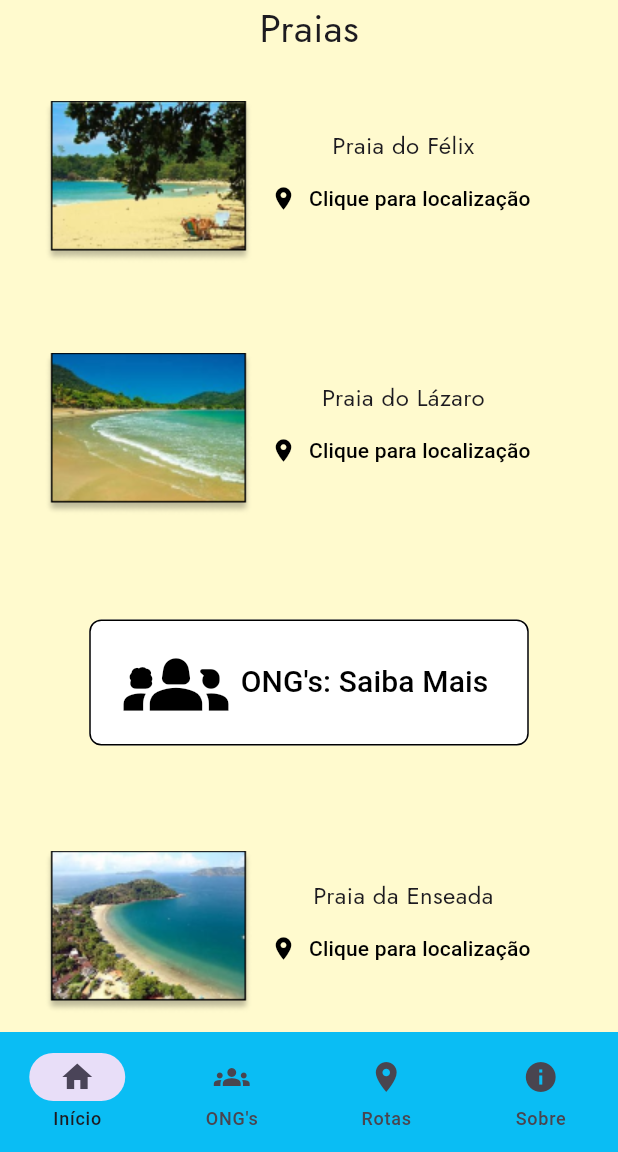
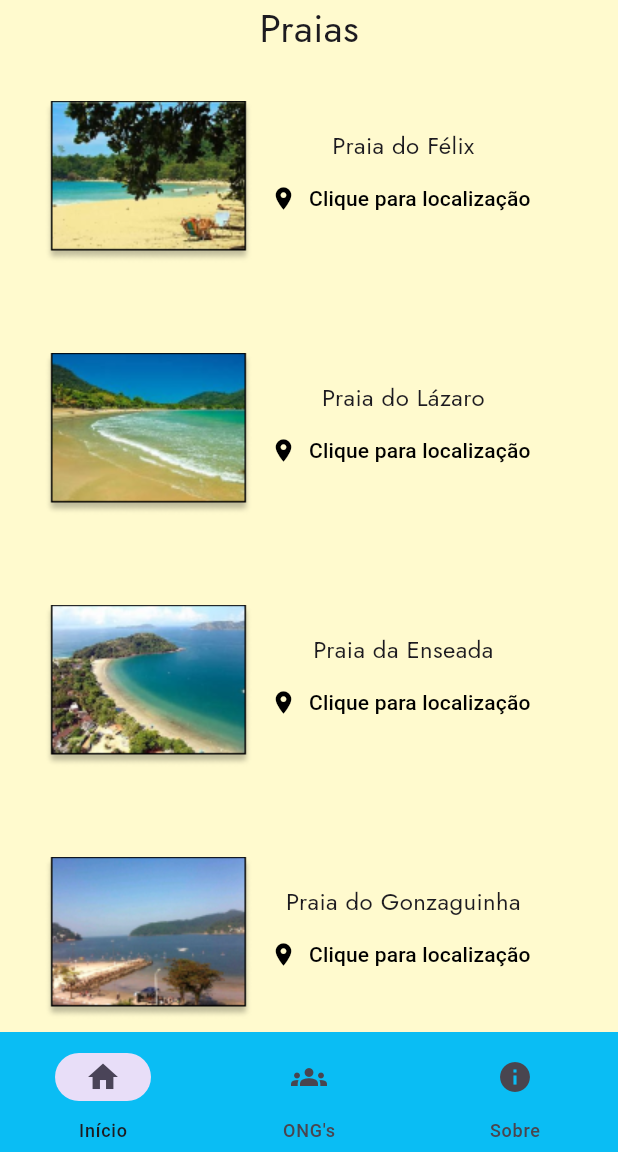
Before and after one commit to Caetano-Ventura-Coutinho/Cleany-Beaches, a Flutter app: the screen it shows after launch, on a phone screen of 412 x 824 dp, the part 84-1236 px from its top. Run offline on Flutter 3.47's test engine with Material 3 defaults, Android fonts, the phone set to English and light mode, and no system bars; our stand-ins replace google_fonts; missing offline and left inert: dart:js_interop; Roboto replaces fonts that are missing (Homenaje).

Commit message:
Adicionando novas paginas e alteracoes

```diff
--- /dev/null
+++ b/lib/Municipio.dart
@@ -0,0 +1,15 @@
+import 'package:cleany_beaches/Regiao.dart';
+
+class Municipio
+{
+  final int Id;
+  final String Nome;
+  final int QtdPraia;
+  final Regiao regiao;
+
+  const Municipio(this.Id, this.Nome, this.QtdPraia, this.regiao);
+}
+
+const Municipios = [
+  ['', 0, ''],
+];
--- /dev/null
+++ b/lib/Praia.dart
@@ -0,0 +1,13 @@
+class Praia
+{
+  final int Id;
+  final String Nome;
+  final String Img;
+  final bool Condicao;
+  final String Rota;
+  final String LinkMaps;
+
+
+  const Praia(this.Id, this.Nome, this.Img, this.Condicao, this.Rota, this.LinkMaps);
+
+}
--- /dev/null
+++ b/lib/Regiao.dart
@@ -0,0 +1,8 @@
+class Regiao
+{
+  final int Id;
+  final String Nome;
+  final int QtdMun;
+
+  const Regiao(this.Id, this.Nome, this.QtdMun);
+}
--- a/lib/main.dart
+++ b/lib/main.dart
@@ -1,22 +1,41 @@
+import 'dart:io';
+import 'dart:js_interop';
+
 import 'package:cleany_beaches/routes.dart';
 import 'package:flutter/material.dart';
 import 'package:flutter/widgets.dart';
 import 'package:google_fonts/google_fonts.dart';
+import 'package:cleany_beaches/Praia.dart';
+import 'package:cleany_beaches/praias.dart';
+import 'package:cleany_beaches/ongsPags.dart';
+import 'package:cleany_beaches/sobre.dart';
 
 void main() {
-  runApp(const MaterialApp (title: "Cleany Beaches",
+  runApp(const MaterialApp (
+    title: "Cleany Beaches",
+    debugShowCheckedModeBanner: false,
   home: MainApp(),));
 }
 
-class MainApp extends StatelessWidget {
+class MainApp extends StatefulWidget {
   const MainApp({super.key});
 
+
+  @override
+  MainAPP createState() => MainAPP();
+}
+
+  int pag = 0;
+  int cont = 0;
+
+class MainAPP extends State<MainApp> {
   @override
   Widget build(BuildContext context) {
+
     return MaterialApp(
-        theme: ThemeData(
-            scaffoldBackgroundColor: const Color.fromARGB(255, 255, 250, 206)),
+      debugShowCheckedModeBanner: false,
         home: Scaffold(
+          backgroundColor: const Color.fromARGB(255, 255, 250, 206),
 
           //AppBar
           appBar: AppBar(
@@ -25,127 +44,49 @@
             titleTextStyle: GoogleFonts.homenaje(fontSize: 32),
           ),
 
-          //NavigationBar
-          bottomNavigationBar: NavigationBar(
+          bottomNavigationBar: NavigationBarTheme(
+          data: const NavigationBarThemeData(
+            backgroundColor:  Color.fromARGB(255, 0, 186, 243),),
+          child: NavigationBar(
+              selectedIndex: pag,
             surfaceTintColor: const Color.fromARGB(255, 133, 226, 255),
-            destinations: const [
-              NavigationDestination(icon: Icon(Icons.home), label: 'Início'),
-              NavigationDestination(icon: Icon(Icons.groups), label: "ONG's"),
-              NavigationDestination(icon: Icon(Icons.location_on), label: 'Rotas'),
-              NavigationDestination(icon: Icon(Icons.info), label: 'Sobre')
+            destinations: <Widget>[
+              _Navegar(0, 'Início', const Icon(Icons.home)),
+              _Navegar(1, 'ONG\'s', const Icon(Icons.groups)),
+              _Navegar(2, 'Sobre', const Icon(Icons.info))
             ],
-            backgroundColor: const Color.fromARGB(255, 0, 186, 243),
           ),
+        ),
+        body: IndexedStack(
+          index: pag,
+          children: const <Widget>[
+            PraiasPag(),
+            ongsPag(),
+            Sobre(),
+          ],
+        ),
+      ),
 
-          //Body
-          body: Center(
-            child: Column(
-              children: <Widget>[
-                Text(
-                  'Praias',
-                  style: GoogleFonts.getFont("Jost", fontSize: 26),
-                ),
+        )
 
-                //Praia do Félix
-                Container(
-                  margin: const EdgeInsets.all(30),
-                  child: Row(
-                    children: <Widget>[
-                      Image.asset('img/imgPraiaF.png'),
-                      Column(
-                        children: <Widget>[
-                          Text(
-                            'Praia do Félix',
-                            style: GoogleFonts.getFont("Jost", fontSize: 16),
-                          ),
-                          TextButton.icon(
-                              style: TextButton.styleFrom(
-                                foregroundColor: Colors.black,
-                              ),
-                              onPressed: () {Navigator.push(context, MaterialPageRoute(builder: (context) => const Routes(),));},
-                              icon: const Icon(Icons.location_on),
-                              label: const Text('Clique para localização')),
-                        ],
-                      )
-                    ],
-                  ),
-                ),
+          ;
+        }
 
-                //Praia do Lázaro
-                Container(
-                  margin: const EdgeInsets.all(30),
-                  child: Row(
-                    children: <Widget>[
-                      Image.asset('img/imgPraiaL.png'),
-                      Column(
-                        children: <Widget>[
-                          Text(
-                            'Praia do Lázaro',
-                            style: GoogleFonts.getFont("Jost", fontSize: 16),
-                          ),
-                          TextButton.icon(
-                              style: TextButton.styleFrom(
-                                foregroundColor: Colors.black,
-                              ),
-                              onPressed: () {Navigator.push(context, MaterialPageRoute(builder: (context) => const Routes(),));},
-                              icon: const Icon(Icons.location_on),
-                              label: const Text('Clique para localização')),
-                        ],
-                      )
-                    ],
-                  ),
-                ),
+      Widget _Navegar(int pagi, String vlabel,  Widget icone){
+        return NavigationDestination(
+                  icon: _botao(pagi, icone),
+                  label: vlabel,
+              );
+      }
 
-                //Botão ONG
-                Container(
-                  margin: const EdgeInsets.all(40),
-                  child: SizedBox(
-                    width: 293,
-                    height: 84,
-                    child: TextButton.icon(
-                        onPressed: () {},
-                        icon: const Icon(Icons.groups_2, size: 70),
-                        label: const Text("ONG's: Saiba Mais",
-                            style: TextStyle(fontSize: 20,),
-                            softWrap: true
-                            ),
-                        style: TextButton.styleFrom(
-                            foregroundColor: Colors.black,
-                            backgroundColor: Colors.white,
-                            shape: const RoundedRectangleBorder(
-                                borderRadius:
-                                    BorderRadius.all(Radius.circular(8))),
-                            side: const BorderSide(color: Colors.black))),
-                  ),
-                ),
-
-                //Praia da Enseada
-                Container(
-                  margin: const EdgeInsets.all(30),
-                  child: Row(
-                    children: <Widget>[
-                      Image.asset('img/imgPraiaE.png'),
-                      Column(
-                        children: <Widget>[
-                          Text(
-                            'Praia da Enseada',
-                            style: GoogleFonts.getFont("Jost", fontSize: 16),
-                          ),
-                          TextButton.icon(
-                              style: TextButton.styleFrom(
-                                foregroundColor: Colors.black,
-                              ),
-                              onPressed: () {Navigator.push(context, MaterialPageRoute(builder: (context) => const Routes(),));},
-                              icon: const Icon(Icons.location_on),
-                              label: const Text('Clique para localização')),
-                        ],
-                      )
-                    ],
-                  ),
-                ),
-              ],
-            ),
-          ),
-        ));
+      Widget _botao(int pagi, Widget icone){
+        return IconButton(
+                  icon: icone,
+                  onPressed: (){
+                    setState(() {
+                      pag = pagi;
+                    });
+                  },
+                );
+      }
   }
-}
--- /dev/null
+++ b/lib/ong.dart
@@ -0,0 +1,13 @@
+class ONG
+{
+  final int Id;
+  final String Nome;
+  final String Img;
+  final String Instagram;
+  final String Facebook;
+  final String Email;
+  final String Site;
+  final int Telefone;
+
+  const ONG(this.Id, this.Nome, this.Img, this.Instagram, this.Facebook, this.Email, this.Site, this.Telefone);
+}
--- /dev/null
+++ b/lib/ongsPags.dart
@@ -0,0 +1,33 @@
+import 'package:cleany_beaches/routes.dart';
+import 'package:flutter/material.dart';
+import 'package:flutter/widgets.dart';
+import 'package:google_fonts/google_fonts.dart';
+import 'package:cleany_beaches/Praia.dart';
+
+void ongsPags() {
+  runApp(const MaterialApp (title: "Cleany Beaches",
+  home: ongsPag(),));
+}
+
+class ongsPag extends StatefulWidget {
+  const ongsPag({super.key});
+
+
+  @override
+  ongsPAG createState() => ongsPAG();
+}
+
+class ongsPAG extends State<ongsPag> {
+  @override
+  Widget build(BuildContext context) {
+
+    return MaterialApp(
+      debugShowCheckedModeBanner: false,
+        home: Scaffold(
+          backgroundColor: const Color.fromARGB(255, 255, 250, 206),
+          //Body
+          body: Text('')
+
+        )
+
+          );}}
--- /dev/null
+++ b/lib/praias.dart
@@ -0,0 +1,124 @@
+import 'package:cleany_beaches/main.dart';
+import 'package:cleany_beaches/routes.dart';
+import 'package:flutter/material.dart';
+import 'package:flutter/widgets.dart';
+import 'package:google_fonts/google_fonts.dart';
+import 'package:cleany_beaches/Praia.dart';
+
+void praiasPags() {
+  runApp(const MaterialApp (title: "Cleany Beaches",
+  home: PraiasPag(),));
+}
+
+class PraiasPag extends StatefulWidget {
+  const PraiasPag({super.key});
+
+
+  @override
+  PraiasPAG createState() => PraiasPAG();
+}
+    const List<Praia> praias = [
+      Praia(1,'Praia do Félix', 'img/imgPraiaF.png', true, 'Acesso através do Km 39,9 da Br-101, entrando pela portaria do condomínio, descendo a via asfaltada por 1,5 Km; Caminhada de aproximadamente 5 min para chegar à praia.', 'https://maps.app.goo.gl/o7uopocz7rjHV8QQ8'),
+      Praia(2,'Praia do Lázaro', 'img/imgPraiaL.png', true, 'Para chegar lá, basta seguir pela rodovia BR-101 e, em Ubatuba, pegar a avenida principal que leva ao bairro do Lázaro.', 'https://maps.app.goo.gl/Y7dFFPZz3Hk9tnHs6'),
+      Praia(3,'Praia da Enseada', 'img/imgPraiaE.png', true, 'Acesso pela Rodovia Rio-Santos (BR-101). Basta seguir pela rodovia até o trevo de Ubatuba e então pegar a ,saída em direção ao bairro de Toninhas, onde a praia está localizada.', 'https://maps.app.goo.gl/4AvuN3ij53ZPPJRf7'),
+      Praia(4,'Praia do Gonzaguinha', 'img/imgPraiaG.png', false, ' Pegue o ônibus 101 na Rodoviária de São Vicente. Após isso, desça na parada Praia do Gonzaguinha e siga as placas instrucionais, caminhando para a praia.', 'https://maps.app.goo.gl/nqRALLGEPhjw1eBk7')
+
+    ];
+
+class PraiasPAG extends State<PraiasPag> {
+  @override
+
+  Widget build(BuildContext context) {
+    return MaterialApp(
+      debugShowCheckedModeBanner: false,
+        home: Scaffold(
+          backgroundColor: const Color.fromARGB(255, 255, 250, 206),
+          //Body
+          body: _Estrutura()
+
+        )
+
+          );
+        }
+          Widget _Estrutura(){
+            return Center(
+            child: SingleChildScrollView(
+              child: Column(
+              children: <Widget>[
+                Text(
+                  'Praias',
+                  style: GoogleFonts.getFont("Jost", fontSize: 26),
+                ),
+
+                _Lista(),
+
+        Container(
+                  margin: const EdgeInsets.all(40),
+                  child: SizedBox(
+                    width: 293,
+                    height: 84,
+                    child: TextButton.icon(
+                        onPressed: () {
+                          cont = 0;
+                          pag = 1;
+                          Navigator.push(context, MaterialPageRoute(builder: (context) => MainApp()));;
+                        },
+                        icon: const Icon(Icons.groups_2, size: 70),
+                        label: const Text("ONG's: Saiba Mais",
+                            style: TextStyle(fontSize: 20,),
+                            softWrap: true
+                            ),
+                        style: TextButton.styleFrom(
+                            foregroundColor: Colors.black,
+                            backgroundColor: Colors.white,
+                            shape: const RoundedRectangleBorder(
+                                borderRadius:
+                                    BorderRadius.all(Radius.circular(8))),
+                            side: const BorderSide(color: Colors.black))),
+                  ),
+                )
+              ],
+            ),
+            ),
+          );
+          }
+
+        Widget _Lista (){
+          return Material(
+            color: const Color.fromARGB(255, 255, 250, 206),
+            child: Expanded(
+            child:ListView.builder(
+         itemCount: praias.length,
+         shrinkWrap: true,
+        itemBuilder: (BuildContext ctx, index){
+          return _Praia(index);
+        },
+                ))
+      );}
+
+      Widget _Praia(int index){
+        return Container(
+                  margin: const EdgeInsets.all(30),
+                  child: Row(
+                    children: <Widget>[
+                      Image.asset(praias[index].Img),
+                      Column(
+                        children: <Widget>[
+                          Text(
+                            praias[index].Nome,
+                            style: GoogleFonts.getFont("Jost", fontSize: 16),
+                          ),
+                          TextButton.icon(
+                              style: TextButton.styleFrom(
+                                foregroundColor: Colors.black,
+                              ),
+                              onPressed: () {Navigator.push(context, MaterialPageRoute(builder: (context) => const Routes(), settings: RouteSettings(arguments: praias[index])));},
+                              icon: const Icon(Icons.location_on),
+                              label: const Text('Clique para localização')),
+                        ],
+                      )
+                    ],
+                  ),
+          );
+      }
+  }
--- a/lib/routes.dart
+++ b/lib/routes.dart
@@ -21,19 +21,6 @@
                 Navigator.pop(context);
               },
               icon: const Icon(Icons.keyboard_return, color: Colors.black)),
-        ),
-
-        //NavigationBar
-        bottomNavigationBar: NavigationBar(
-          surfaceTintColor: const Color.fromARGB(255, 133, 226, 255),
-          destinations: const [
-            NavigationDestination(icon: Icon(Icons.home), label: 'Início'),
-            NavigationDestination(icon: Icon(Icons.groups), label: "ONG's"),
-            NavigationDestination(
-                icon: Icon(Icons.location_on), label: 'Rotas'),
-            NavigationDestination(icon: Icon(Icons.info), label: 'Sobre')
-          ],
-          backgroundColor: const Color.fromARGB(255, 0, 186, 243),
         ),
 
         body: Center(
--- /dev/null
+++ b/lib/sobre.dart
@@ -0,0 +1,44 @@
+import 'package:flutter/material.dart';
+import 'package:flutter/widgets.dart';
+import 'package:google_fonts/google_fonts.dart';
+
+void sobre() {
+  runApp(const MaterialApp (title: "Cleany Beaches",
+  home: Sobre(),));
+}
+
+class Sobre extends StatefulWidget {
+  const Sobre({super.key});
+
+
+  @override
+  SOBRE createState() => SOBRE();
+}
+
+class SOBRE extends State<Sobre> {
+  @override
+  Widget build(BuildContext context) {
+
+    return MaterialApp(
+      debugShowCheckedModeBanner: false,
+        home: Scaffold(
+          backgroundColor: const Color.fromARGB(255, 255, 250, 206),
+          //Body
+          body: Center(
+            child: Container(
+                      alignment: Alignment.center,
+                      padding: const EdgeInsets.all(32.0),
+                      color: const Color.fromARGB(255, 255, 254, 236),
+                      width: MediaQuery.of(context).size.width * 90 /100,
+                      height: MediaQuery.of(context).size.height * 80 /100,
+                      child: Text(
+                        textAlign: TextAlign.center,
+                        '''Nós somos uma organização sem fins lucrativos que tem como objetivo recrutar novos trabalhadores voluntários para as tão importantes ONG’s ambientais marítimas e litorâneas.
+Nosso aplicativo também inclui informações sobre as praias mais próximas de você e referências de como chegar a esses lugares maravilhosos''',
+                        style: GoogleFonts.getFont("Jost", fontSize: 30),
+                      ),
+                    ),
+          )
+        )
+
+          );}}
--- a/pubspec.yaml
+++ b/pubspec.yaml
@@ -20,6 +20,4 @@
 flutter:
   uses-material-design: true
   assets:
-  - img/imgPraiaF.png
-  - img/imgPraiaL.png
-  - img/imgPraiaE.png
+  - img/
```
Also changed, not shown: img/imgPraiaG.png (added), lib/ongsInfo.dart (added), lib/praiasInfo.dart (added).
